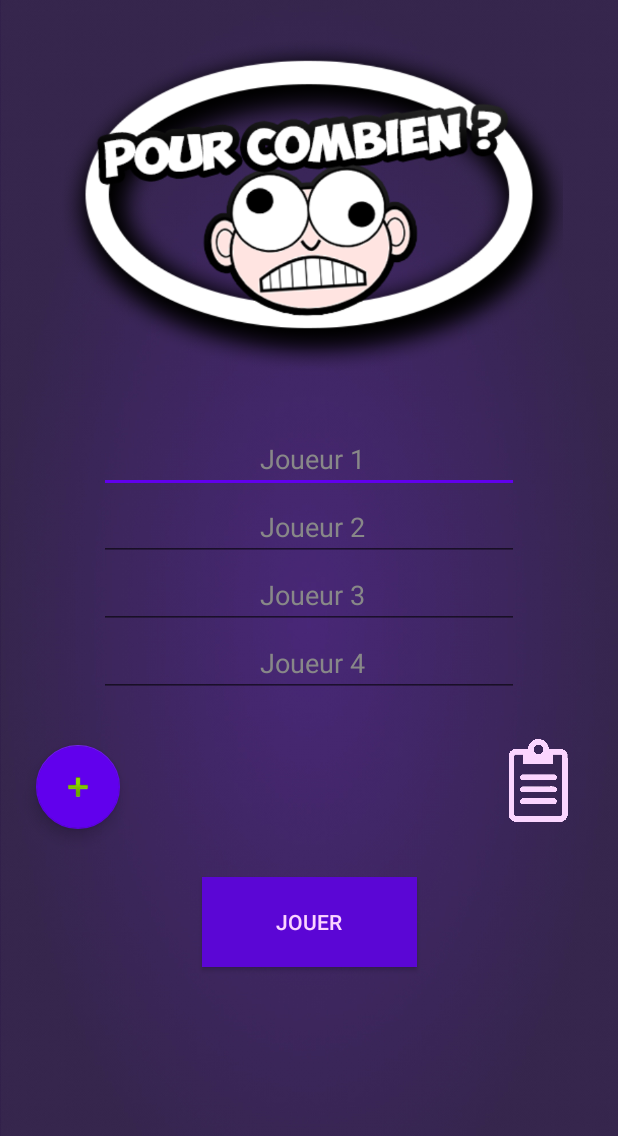
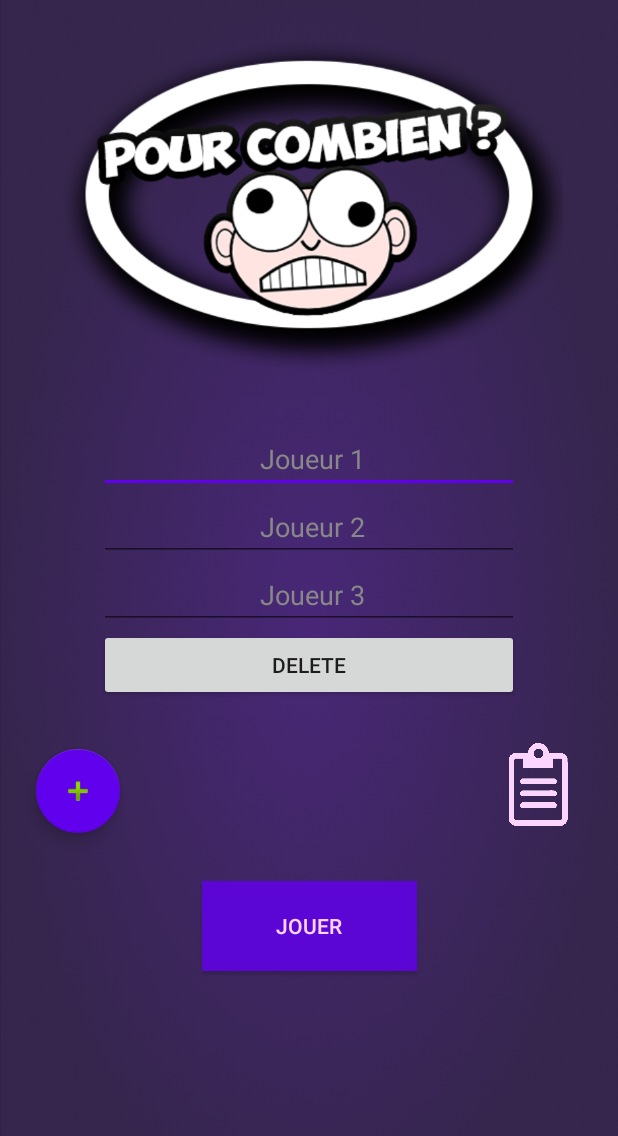
Before and after one commit to Adel83/PourCombien, an Android app: the screen it shows after launch (HomeActivity), after a tap on an icon or button, on a phone screen of 412 x 824 dp. Shown: the top 1136 px of the screen. Run offline under Robolectric (Android 15) with nearby library versions, the phone set to English and light mode, and no system bars.

Commit message:
delete joueurs avec desing ko

```diff
--- a/app/src/main/java/fr/isen/chakouri/pourcombien/Activities/HomeActivity.kt
+++ b/app/src/main/java/fr/isen/chakouri/pourcombien/Activities/HomeActivity.kt
@@ -9,6 +9,7 @@ import android.view.View
 import fr.isen.chakouri.pourcombien.Models.Player
 import android.widget.LinearLayout
 import android.view.ViewGroup
+import android.widget.Button
 import android.widget.EditText
 import android.widget.Toast
 import fr.isen.chakouri.pourcombien.Managers.ActivityManager
@@ -24,17 +25,23 @@ class HomeActivity : AppCompatActivity(), View.OnClickListener {
 
     var numberOfLines = 1
     var fieldsList: ArrayList<EditText> = ArrayList()
+    var deleteList: java.util.ArrayList<Button> = ArrayList()
 
     override fun onCreate(savedInstanceState: Bundle?) {
 
         super.onCreate(savedInstanceState)
         setContentView(fr.isen.chakouri.pourcombien.R.layout.activity_home)
-        initThreeFields()
+        initTwoFields()
 
         // ajout de joueurs
         addFieldButton.setOnClickListener(this)
         //button play
         buttonPlay.setOnClickListener(this)
+
+        //supression
+
+
+
 
         //Rules
         rulesButton.setOnClickListener {
@@ -49,7 +56,20 @@ class HomeActivity : AppCompatActivity(), View.OnClickListener {
             {
                 // TODO : ajouter la suppresion d'un EditText
                 fieldsList.add(createEditText())
-                addLine(fieldsList.last())
+                deleteList.add(createButton())
+                addLine(fieldsList.last(),deleteList.last())
+            }
+            in deleteList -> {
+                //Toast.makeText(this, "supprime", Toast.LENGTH_SHORT).show()
+                val index = deleteList.indexOf(v!!)
+                fieldsList[index+2].visibility = View.GONE
+                v?.visibility = View.GONE
+                fieldsList.remove(fieldsList[index+2])
+
+                deleteList[index].visibility = View.GONE
+                v?.visibility = View.GONE
+                deleteList.remove(deleteList[index])
+                --numberOfLines
             }
             buttonPlay ->
             {
@@ -81,11 +101,25 @@ class HomeActivity : AppCompatActivity(), View.OnClickListener {
         return edittext
     }
 
-    fun addLine(editText: EditText) {
+    private fun createButton() : Button {
+        val buttonParam = ActionBar.LayoutParams(16, 16) // Width , height
+        val button = Button(this)
+        button.setText("Delete")
+        return button
+    }
+
+    fun addLine(editText: EditText, button: Button?) {
         val p = LinearLayout.LayoutParams(ViewGroup.LayoutParams.MATCH_PARENT, ViewGroup.LayoutParams.WRAP_CONTENT)
         editText.layoutParams = p
         editText.id = numberOfLines + 1
         joueursLayout.addView(editText)
+
+        if (button != null){
+        button.setOnClickListener(this)
+        button.layoutParams = p
+        button.id = numberOfLines + 1
+        joueursLayout.addView(button)
+        }
     }
 
     private fun createPlayersFromFields(): ArrayList<Player> {
@@ -97,10 +131,10 @@ class HomeActivity : AppCompatActivity(), View.OnClickListener {
         return playersList
     }
 
-    private fun initThreeFields() {
-        for(i in 0..2){
+    private fun initTwoFields() {
+        for(i in 0..1){
             fieldsList.add(createEditText())
-            addLine(fieldsList[i])
+            addLine(fieldsList[i],null)
         }
     }
 }
--- a/app/src/main/res/layout/activity_home.xml
+++ b/app/src/main/res/layout/activity_home.xml
@@ -39,7 +39,8 @@
                 android:id="@+id/addFieldButton"
                 android:layout_marginTop="32dp"
                 app:layout_constraintTop_toBottomOf="@+id/joueursLayout" android:layout_marginStart="16dp"
-                app:layout_constraintStart_toStartOf="@+id/mainLayout" android:focusable="true"/>
+                app:layout_constraintStart_toStartOf="@+id/mainLayout" android:focusable="true"
+        />
         <Button
                 android:text="@string/text_play"
                 android:layout_width="143dp"
```
Also changed, not shown: app/src/main/AndroidManifest.xml (+5 -2 lines).
